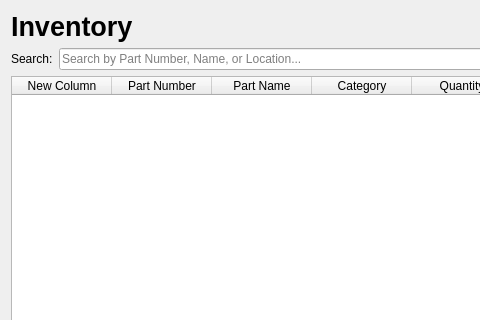
Before: the Qt Designer form app/ui/forms/inventory_page.ui in Apie-dup/MaintenanceSystem, drawn with Qt 5; both pictures show x 0 to 480 and y 0 to 320 of the 979 by 708 pixel window.
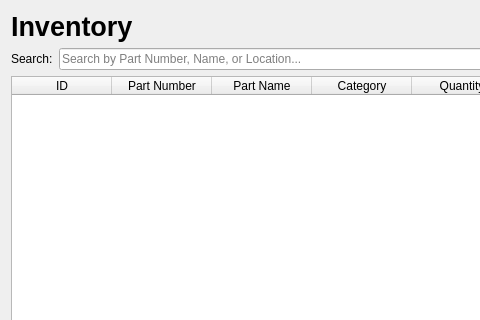
After: the same form once the commit is applied.

Diff of the .ui file:
```diff
--- a/app/ui/forms/inventory_page.ui
+++ b/app/ui/forms/inventory_page.ui
@@ -49,7 +49,7 @@
     <widget class="QTableWidget" name="tblInventory">
      <column>
       <property name="text">
-       <string>New Column</string>
+       <string>ID</string>
       </property>
      </column>
      <column>
```
